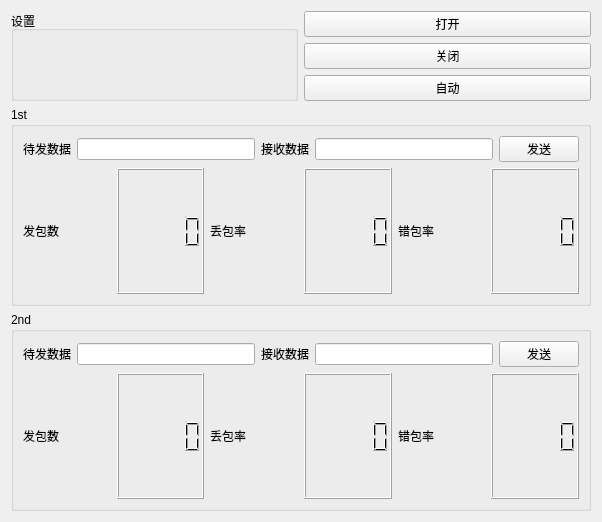
Old version of the form ui/formmodule.ui in the repository TurnipBun/rtqt.
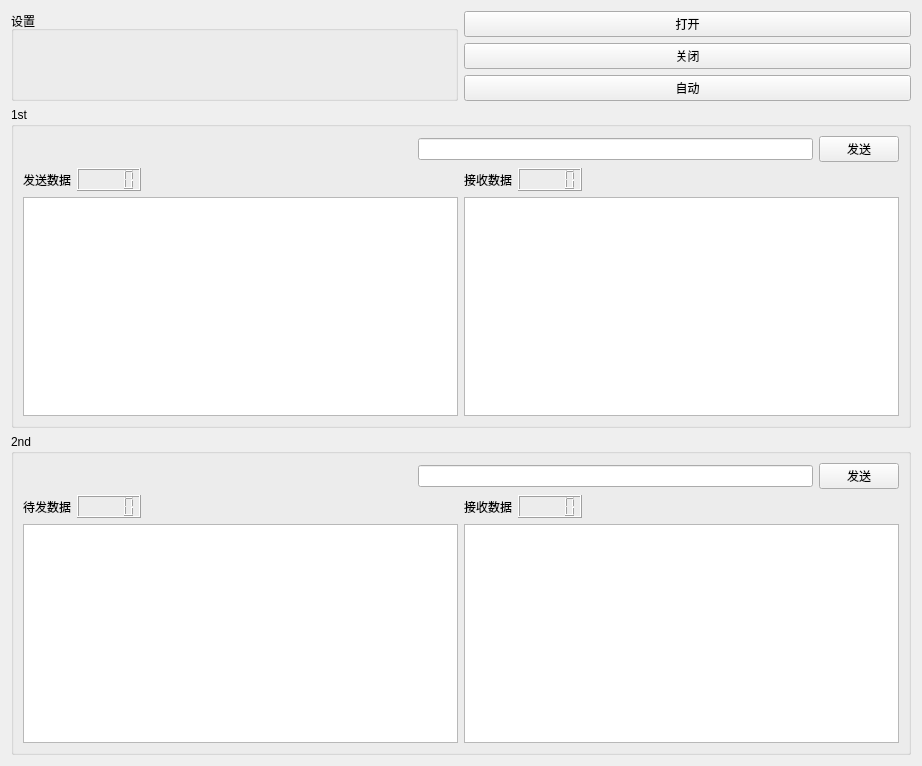
New version of the form.

What changed in the file:
```diff
--- a/ui/formmodule.ui
+++ b/ui/formmodule.ui
@@ -6,8 +6,8 @@
    <rect>
     <x>0</x>
     <y>0</y>
-    <width>602</width>
-    <height>522</height>
+    <width>922</width>
+    <height>766</height>
    </rect>
   </property>
   <property name="windowTitle">
@@ -55,29 +55,25 @@
      <property name="title">
       <string>1st</string>
      </property>
-     <layout class="QVBoxLayout" name="verticalLayout_3">
+     <layout class="QVBoxLayout" name="verticalLayout_6">
       <item>
-       <layout class="QHBoxLayout" name="horizontalLayout_5">
+       <layout class="QHBoxLayout" name="horizontalLayout_3">
         <item>
-         <widget class="QLabel" name="label_3">
-          <property name="text">
-           <string>待发数据</string>
+         <spacer name="horizontalSpacer">
+          <property name="orientation">
+           <enum>Qt::Horizontal</enum>
           </property>
-         </widget>
+          <property name="sizeHint" stdset="0">
+           <size>
+            <width>40</width>
+            <height>20</height>
+           </size>
+          </property>
+         </spacer>
         </item>
         <item>
          <widget class="QLineEdit" name="lineSend1st"/>
         </item>
-        <item>
-         <widget class="QLabel" name="label_11">
-          <property name="text">
-           <string>接收数据</string>
-          </property>
-         </widget>
-        </item>
-        <item>
-         <widget class="QLineEdit" name="lineRecv1st"/>
-        </item>
         <item>
          <widget class="QPushButton" name="pushSend1st">
           <property name="text">
@@ -88,36 +84,78 @@
        </layout>
       </item>
       <item>
-       <layout class="QHBoxLayout" name="horizontalLayout_3">
+       <layout class="QHBoxLayout" name="horizontalLayout_7">
         <item>
-         <widget class="QLabel" name="label_8">
-          <property name="text">
-           <string>发包数</string>
-          </property>
-         </widget>
+         <layout class="QVBoxLayout" name="verticalLayout_3">
+          <item>
+           <layout class="QHBoxLayout" name="horizontalLayout_5">
+            <item>
+             <widget class="QLabel" name="label_3">
+              <property name="text">
+               <string>发送数据</string>
+              </property>
+             </widget>
+            </item>
+            <item>
+             <widget class="QLCDNumber" name="lcdSendCount1st"/>
+            </item>
+            <item>
+             <spacer name="horizontalSpacer_2">
+              <property name="orientation">
+               <enum>Qt::Horizontal</enum>
+              </property>
+              <property name="sizeHint" stdset="0">
+               <size>
+                <width>40</width>
+                <height>20</height>
+               </size>
+              </property>
+             </spacer>
+            </item>
+           </layout>
+          </item>
+          <item>
+           <widget class="QTextBrowser" name="textSend1st">
+            <property name="enabled">
+             <bool>true</bool>
+            </property>
+           </widget>
+          </item>
+         </layout>
         </item>
         <item>
-         <widget class="QLCDNumber" name="lcdSendCount1st"/>
-        </item>
-        <item>
-         <widget class="QLabel" name="label_9">
-          <property name="text">
-           <string>丢包率</string>
-          </property>
-         </widget>
-        </item>
-        <item>
-         <widget class="QLCDNumber" name="lcdLostRate1st"/>
-        </item>
-        <item>
-         <widget class="QLabel" name="label_10">
-          <property name="text">
-           <string>错包率</string>
-          </property>
-         </widget>
-        </item>
-        <item>
-         <widget class="QLCDNumber" name="lcdErrorRate1st"/>
+         <layout class="QVBoxLayout" name="verticalLayout_5">
+          <item>
+           <layout class="QHBoxLayout" name="horizontalLayout_6">
+            <item>
+             <widget class="QLabel" name="label_11">
+              <property name="text">
+               <string>接收数据</string>
+              </property>
+             </widget>
+            </item>
+            <item>
+             <widget class="QLCDNumber" name="lcdRecvCount1st"/>
+            </item>
+            <item>
+             <spacer name="horizontalSpacer_3">
+              <property name="orientation">
+               <enum>Qt::Horizontal</enum>
+              </property>
+              <property name="sizeHint" stdset="0">
+               <size>
+                <width>40</width>
+                <height>20</height>
+               </size>
+              </property>
+             </spacer>
+            </item>
+           </layout>
+          </item>
+          <item>
+           <widget class="QTextBrowser" name="textRecv1st"/>
+          </item>
+         </layout>
         </item>
        </layout>
       </item>
@@ -129,29 +167,25 @@
      <property name="title">
       <string>2nd</string>
      </property>
-     <layout class="QVBoxLayout" name="verticalLayout_4">
+     <layout class="QVBoxLayout" name="verticalLayout_8">
       <item>
-       <layout class="QHBoxLayout" name="horizontalLayout_4">
+       <layout class="QHBoxLayout" name="horizontalLayout_2">
         <item>
-         <widget class="QLabel" name="label_2">
-          <property name="text">
-           <string>待发数据</string>
+         <spacer name="horizontalSpacer_4">
+          <property name="orientation">
+           <enum>Qt::Horizontal</enum>
           </property>
-         </widget>
+          <property name="sizeHint" stdset="0">
+           <size>
+            <width>40</width>
+            <height>20</height>
+           </size>
+          </property>
+         </spacer>
         </item>
         <item>
          <widget class="QLineEdit" name="lineSend2nd"/>
         </item>
-        <item>
-         <widget class="QLabel" name="label_4">
-          <property name="text">
-           <string>接收数据</string>
-          </property>
-         </widget>
-        </item>
-        <item>
-         <widget class="QLineEdit" name="lineRecv2nd"/>
-        </item>
         <item>
          <widget class="QPushButton" name="pushSend2nd">
           <property name="text">
@@ -162,36 +196,74 @@
        </layout>
       </item>
       <item>
-       <layout class="QHBoxLayout" name="horizontalLayout_2">
+       <layout class="QHBoxLayout" name="horizontalLayout_9">
         <item>
-         <widget class="QLabel" name="label_5">
-          <property name="text">
-           <string>发包数</string>
-          </property>
-         </widget>
+         <layout class="QVBoxLayout" name="verticalLayout_4">
+          <item>
+           <layout class="QHBoxLayout" name="horizontalLayout_4">
+            <item>
+             <widget class="QLabel" name="label_2">
+              <property name="text">
+               <string>待发数据</string>
+              </property>
+             </widget>
+            </item>
+            <item>
+             <widget class="QLCDNumber" name="lcdSendCount2nd"/>
+            </item>
+            <item>
+             <spacer name="horizontalSpacer_5">
+              <property name="orientation">
+               <enum>Qt::Horizontal</enum>
+              </property>
+              <property name="sizeHint" stdset="0">
+               <size>
+                <width>40</width>
+                <height>20</height>
+               </size>
+              </property>
+             </spacer>
+            </item>
+           </layout>
+          </item>
+          <item>
+           <widget class="QTextBrowser" name="textSend2nd"/>
+          </item>
+         </layout>
         </item>
         <item>
-         <widget class="QLCDNumber" name="lcdSendCount2nd"/>
-        </item>
-        <item>
-         <widget class="QLabel" name="label_6">
-          <property name="text">
-           <string>丢包率</string>
-          </property>
-         </widget>
-        </item>
-        <item>
-         <widget class="QLCDNumber" name="lcdLostRate2nd"/>
-        </item>
-        <item>
-         <widget class="QLabel" name="label_7">
-          <property name="text">
-           <string>错包率</string>
-          </property>
-         </widget>
-        </item>
-        <item>
-         <widget class="QLCDNumber" name="lcdErrorRate2nd"/>
+         <layout class="QVBoxLayout" name="verticalLayout_7">
+          <item>
+           <layout class="QHBoxLayout" name="horizontalLayout_8">
+            <item>
+             <widget class="QLabel" name="label_4">
+              <property name="text">
+               <string>接收数据</string>
+              </property>
+             </widget>
+            </item>
+            <item>
+             <widget class="QLCDNumber" name="lcdRecvCount2nd"/>
+            </item>
+            <item>
+             <spacer name="horizontalSpacer_6">
+              <property name="orientation">
+               <enum>Qt::Horizontal</enum>
+              </property>
+              <property name="sizeHint" stdset="0">
+               <size>
+                <width>40</width>
+                <height>20</height>
+               </size>
+              </property>
+             </spacer>
+            </item>
+           </layout>
+          </item>
+          <item>
+           <widget class="QTextBrowser" name="textRecv2nd"/>
+          </item>
+         </layout>
         </item>
        </layout>
       </item>
```
